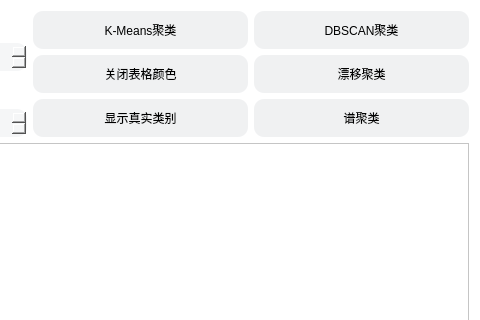
This is visual-clinic/meansdialog.ui in gtxzsxxk/visual-clinic as Qt 5 draws it before an edit; both pictures show x 420 to 900 and y 0 to 320 of the 900 by 500 pixel window. The edited form follows.
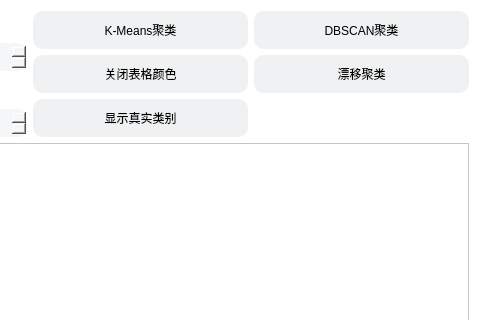
This is the edited form.

Commit message: fix: remove the spectral cluster

```diff
--- a/visual-clinic/meansdialog.ui
+++ b/visual-clinic/meansdialog.ui
@@ -457,7 +457,7 @@
   </property>
   <layout class="QHBoxLayout" name="horizontalLayout_4" stretch="1">
    <item>
-    <layout class="QVBoxLayout" name="verticalLayout_5">
+    <layout class="QVBoxLayout" name="verticalLayout_5" stretch="1,3">
      <item>
       <layout class="QHBoxLayout" name="horizontalLayout_3">
        <item>
@@ -744,29 +744,17 @@
             </widget>
            </item>
            <item>
-            <widget class="QPushButton" name="spectral_btn">
-             <property name="cursor">
-              <cursorShape>PointingHandCursor</cursorShape>
+            <spacer name="verticalSpacer">
+             <property name="orientation">
+              <enum>Qt::Vertical</enum>
              </property>
-             <property name="styleSheet">
-              <string notr="true">QPushButton {
-	background:#f0f1f2;
-	border:none;
-	border-radius:  10px;
-	padding:10px;
-}
-
-QPushButton:hover {
-	background:#eaebec;
-	border:none;
-	border-radius:  10px;
-	padding:10px;
-}</string>
+             <property name="sizeHint" stdset="0">
+              <size>
+               <width>20</width>
+               <height>40</height>
+              </size>
              </property>
-             <property name="text">
-              <string>谱聚类</string>
-             </property>
-            </widget>
+            </spacer>
            </item>
           </layout>
          </item>
```
The commit also changes 3 other files.
